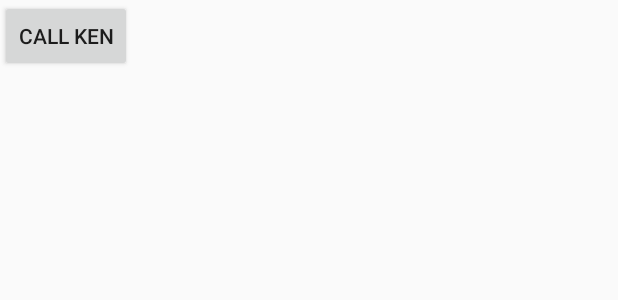
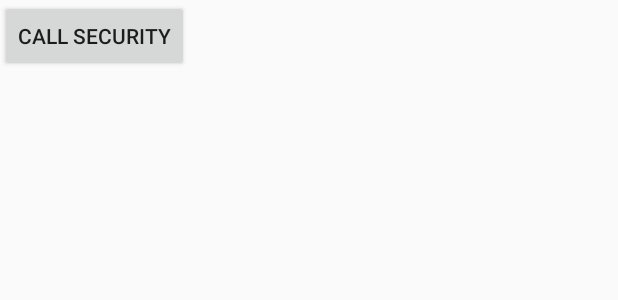
Before and after one commit to AndrewSherlock/Student-Andriod-Application, an Android app: the layout activity_phone.xml on its own in the app's theme, with its tools: preview values and no code run, on a phone screen of 412 x 824 dp. Shown: the top 300 px of the screen. Run offline under Robolectric (Android 15) with nearby library versions, the phone set to English and light mode, and no system bars.

Commit message:
messing with phone numbers

```diff
--- a/app/src/main/AndroidManifest.xml
+++ b/app/src/main/AndroidManifest.xml
@@ -15,7 +15,6 @@
         <activity android:name=".MainActivity">
             <intent-filter>
                 <action android:name="android.intent.action.MAIN" />
-
                 <category android:name="android.intent.category.LAUNCHER" />
             </intent-filter>
         </activity>
--- a/app/src/main/res/layout/activity_phone.xml
+++ b/app/src/main/res/layout/activity_phone.xml
@@ -8,9 +8,9 @@
 
 
     <Button
-        android:id="@+id/buttonCall"
+        android:id="@+id/buttonSecurity"
         android:layout_width="wrap_content"
         android:layout_height="wrap_content"
-        android:text="call Ken" />
+        android:text="call Security" />
 
 </android.support.constraint.ConstraintLayout>
```
Also changed, not shown: app/src/main/java/itbstudentapp/com/itbstudentapp/Phone.java (+9 -3 lines).
